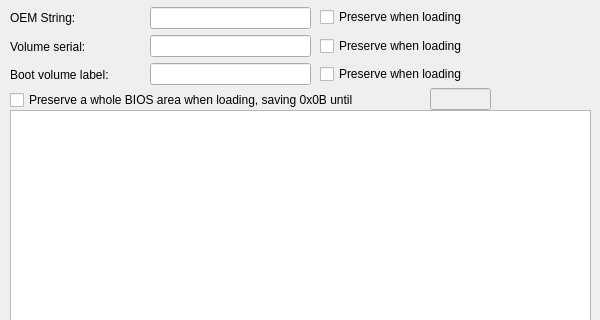
The window that LinImaMT/bootsector.ui (MCbx/linimamt) describes before a commit, drawn with Qt 5; both pictures show x 0 to 600 and y 0 to 320 of the 600 by 500 pixel window.
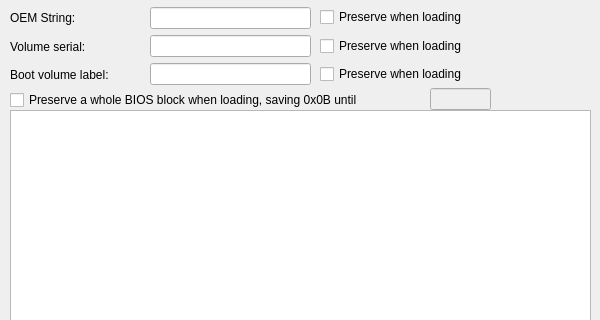
The same window after the commit.

Commit message: Check BPB size before preserving.

Diff of the .ui file:
```diff
--- a/LinImaMT/bootsector.ui
+++ b/LinImaMT/bootsector.ui
@@ -236,7 +236,7 @@
     <string>Use to preserve disk geometry and root directory information when substituting boot block from drive with other geometry</string>
    </property>
    <property name="text">
-    <string>Preserve a whole BIOS area when loading, saving 0x0B until</string>
+    <string>Preserve a whole BIOS block when loading, saving 0x0B until</string>
    </property>
   </widget>
   <widget class="QLineEdit" name="leBIOSEnds">
```
The commit also changes 2 other files.
